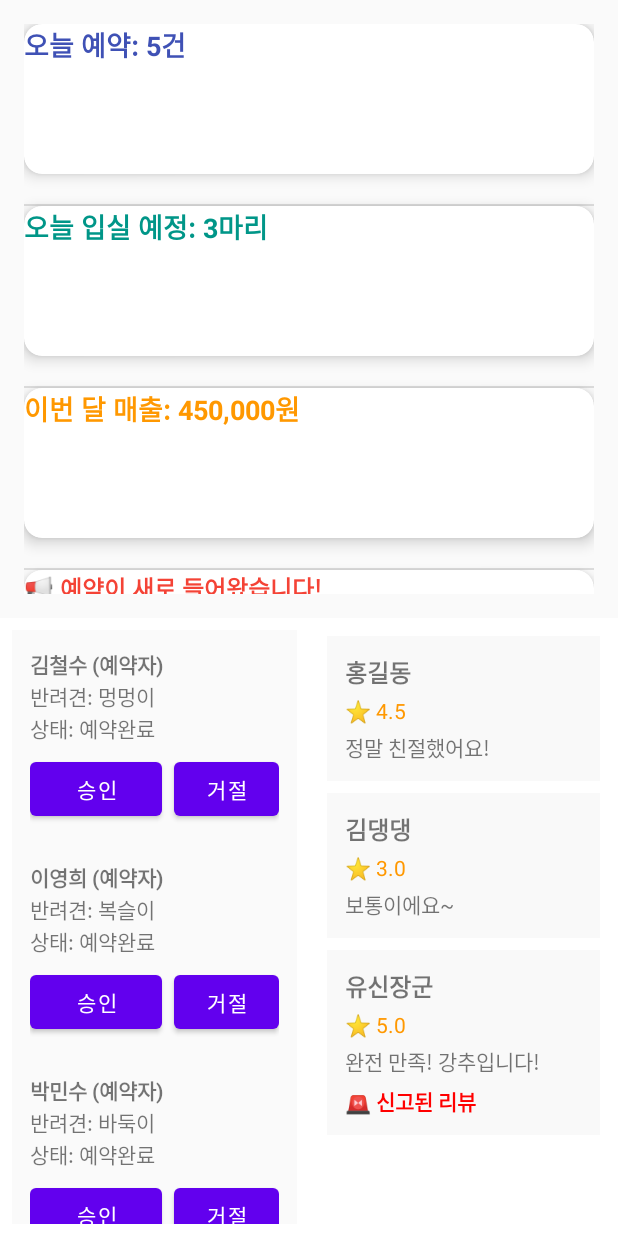
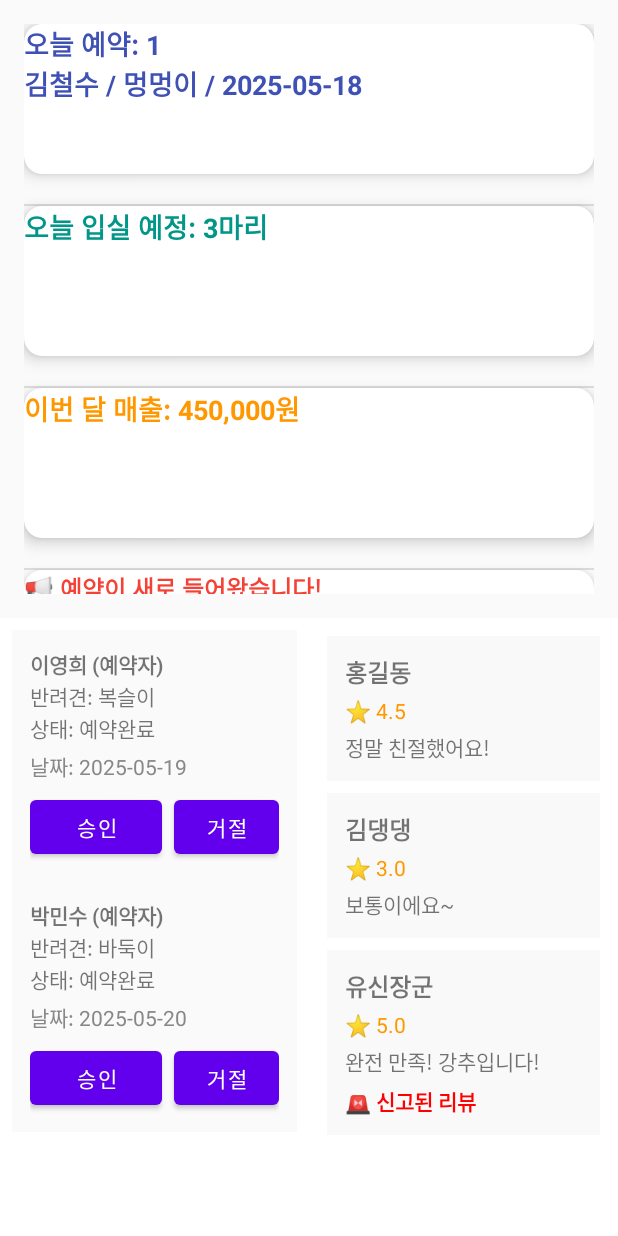
Before and after one commit to Dong-gyun-lim/doghotel-app, an Android app: the DashboardFragment screen opened directly, with no data from a screen before it, after a tap on "승인", on a phone screen of 412 x 824 dp. Run offline under Robolectric (Android 15) with nearby library versions, the light colour scheme and no system bars.

Commit message:
서비스 제공자 UI 전체 기능 구현 완료 및 알림 연동 처리

```diff
--- a/app/src/main/java/com/example/doghotel/DashboardFragment.kt
+++ b/app/src/main/java/com/example/doghotel/DashboardFragment.kt
@@ -9,23 +9,79 @@ import androidx.fragment.app.Fragment
 
 class DashboardFragment : Fragment() {
 
+    private lateinit var todayReservationText: TextView
+    private lateinit var checkinText: TextView
+    private lateinit var monthlyRevenueText: TextView
+    private lateinit var notificationText: TextView
+
+    private var reservationCount = 0
+    private val reservationList = mutableListOf<String>()
+    private val pendingNotificationList = mutableListOf<String>()
+
     override fun onCreateView(
         inflater: LayoutInflater, container: ViewGroup?,
         savedInstanceState: Bundle?
     ): View {
-        val view = inflater.inflate(R.layout.fragment_dashboard, container, false)
+        return inflater.inflate(R.layout.fragment_dashboard, container, false)
+    }
 
-        val todayReservationText = view.findViewById<TextView>(R.id.todayReservationText)
-        val checkinText = view.findViewById<TextView>(R.id.checkinText)
-        val monthlyRevenueText = view.findViewById<TextView>(R.id.monthlyRevenueText)
-        val notificationText = view.findViewById<TextView>(R.id.notificationText)
+    override fun onViewCreated(view: View, savedInstanceState: Bundle?) {
+        super.onViewCreated(view, savedInstanceState)
 
-        // TODO: 나중에 DB 연동 시 이 값들은 실시간으로 갱신할 수 있음
-        todayReservationText.text = "오늘 예약: 5건"
+        todayReservationText = view.findViewById(R.id.todayReservationText)
+        checkinText = view.findViewById(R.id.checkinText)
+        monthlyRevenueText = view.findViewById(R.id.monthlyRevenueText)
+        notificationText = view.findViewById(R.id.notificationText)
+
+        updateTodayReservationText()
+        updateNotificationText()
+
         checkinText.text = "오늘 입실 예정: 3마리"
         monthlyRevenueText.text = "이번 달 매출: 450,000원"
-        notificationText.text = "📢 예약이 새로 들어왔습니다!"
+    }
 
-        return view
+    fun appendReservation(reservation: Reservation) {
+        val entry = "${reservation.guestName} / ${reservation.petName} / ${reservation.checkInDate}"
+
+        // 오늘 예약 카운트 및 리스트 추가
+        reservationCount++
+        reservationList.add(entry)
+        updateTodayReservationText()
+
+        // ❌ 알림 추가는 여기서 하지 않음
+    }
+
+    fun removeNotification(reservation: Reservation) {
+        val entry = "${reservation.guestName} / ${reservation.petName} / ${reservation.checkInDate}"
+
+        // 알림에서 제거
+        pendingNotificationList.remove(entry)
+        updateNotificationText()
+
+        // 오늘 예약 리스트 및 카운트에서도 제거
+        if (reservationList.remove(entry)) {
+            reservationCount--
+            updateTodayReservationText()
+        }
+    }
+
+    fun addNotification(reservation: Reservation) {
+        if (!this::notificationText.isInitialized) return
+
+        val entry = "${reservation.guestName} / ${reservation.petName} / ${reservation.checkInDate}"
+        pendingNotificationList.add(entry)
+        updateNotificationText()
+    }
+
+    private fun updateTodayReservationText() {
+        val header = "오늘 예약: $reservationCount"
+        val body = reservationList.joinToString("\n")
+        todayReservationText.text = if (body.isEmpty()) header else "$header\n$body"
+    }
+
+    private fun updateNotificationText() {
+        val header = "📢 예약이 새로 들어왔습니다!"
+        val body = pendingNotificationList.joinToString("\n")
+        notificationText.text = if (body.isEmpty()) header else "$header\n$body"
     }
 }
--- a/app/src/main/java/com/example/doghotel/ProviderMainActivity.kt
+++ b/app/src/main/java/com/example/doghotel/ProviderMainActivity.kt
@@ -1,25 +1,54 @@
 package com.example.doghotel
 
 import android.os.Bundle
+import android.util.Log
 import androidx.appcompat.app.AppCompatActivity
 import androidx.fragment.app.commit
 
 class ProviderMainActivity : AppCompatActivity() {
+
+    private var dashboardFragment: DashboardFragment? = null
+
     override fun onCreate(savedInstanceState: Bundle?) {
         super.onCreate(savedInstanceState)
         setContentView(R.layout.activity_provider_main)
 
-        // 예약 관리 Fragment 추가
+        // ✅ ArrayList로 정의
+        val dummyList = arrayListOf(
+            Reservation("1", "김철수", "멍멍이", "2025-05-18", "예약완료", "예민함 주의"),
+            Reservation("2", "이영희", "복슬이", "2025-05-19", "예약완료", "크게 짖음"),
+            Reservation("3", "박민수", "바둑이", "2025-05-20", "예약완료", "약 알러지 있음")
+
+        )
+
+        // Fragment 인스턴스 생성
+        dashboardFragment = DashboardFragment()
+        val reservationFragment = ReservationFragment.newInstance(dummyList)
+        val reviewFragment = ReviewFragment()
+
+        // Fragment 연결
         supportFragmentManager.commit {
-            replace(R.id.reservationFragmentContainer, ReservationFragment())
-        }
-
-        // 리뷰 관리 Fragment 추가
-        supportFragmentManager.commit {
-            replace(R.id.reviewFragmentContainer, ReviewFragment())
-        }
-        supportFragmentManager.commit {
-            replace(R.id.dashboardFragmentContainer, DashboardFragment())
+            replace(R.id.reservationFragmentContainer, reservationFragment)
+            replace(R.id.reviewFragmentContainer, reviewFragment)
+            replace(R.id.dashboardFragmentContainer, dashboardFragment!!)
         }
     }
+
+    // ✅ 초기 알림 등록 (ReservationFragment에서 호출)
+    fun handleInitialNotification(reservation: Reservation) {
+        dashboardFragment?.addNotification(reservation)
+    }
+
+    // ✅ 승인 시: 알림 제거 + 오늘 예약에 추가
+    fun handleApprovedReservation(reservation: Reservation) {
+        dashboardFragment?.removeNotification(reservation)
+        dashboardFragment?.appendReservation(reservation)
+    }
+
+    // ✅ 거절 시: 알림만 제거
+    fun handleDeclinedReservation(reservation: Reservation, reason: String) {
+        dashboardFragment?.removeNotification(reservation)
+        // 사유 로그 남기거나 Toast로 표시도 가능
+        Log.d("거절사유", "→ ${reservation.guestName}: $reason")
+    }
 }
--- a/app/src/main/java/com/example/doghotel/ReservationAdapter.kt
+++ b/app/src/main/java/com/example/doghotel/ReservationAdapter.kt
@@ -1,18 +1,24 @@
 package com.example.doghotel
 
+import android.app.AlertDialog
+import android.content.Context
 import android.view.LayoutInflater
 import android.view.View
 import android.view.ViewGroup
 import android.widget.*
 import androidx.recyclerview.widget.RecyclerView
 
-class ReservationAdapter(private val reservations: List<Reservation>) :
-    RecyclerView.Adapter<ReservationAdapter.ReservationViewHolder>() {
+class ReservationAdapter(
+    private val reservations: MutableList<Reservation>,
+    private val onApproved: (Reservation) -> Unit,
+    private val onDeclined: (Reservation, String) -> Unit // 거절 사유 추가
+) : RecyclerView.Adapter<ReservationAdapter.ReservationViewHolder>() {
 
     class ReservationViewHolder(view: View) : RecyclerView.ViewHolder(view) {
         val guestNameText: TextView = view.findViewById(R.id.guestNameText)
         val petNameText: TextView = view.findViewById(R.id.petNameText)
         val statusText: TextView = view.findViewById(R.id.statusText)
+        val dateText: TextView = view.findViewById(R.id.reservationDateText)
         val approveBtn: Button = view.findViewById(R.id.approveButton)
         val declineBtn: Button = view.findViewById(R.id.declineButton)
     }
@@ -28,14 +34,40 @@ class ReservationAdapter(private val reservations: List<Reservation>) :
         holder.guestNameText.text = "${item.guestName} (예약자)"
         holder.petNameText.text = "반려견: ${item.petName}"
         holder.statusText.text = "상태: ${item.status}"
+        holder.dateText.text = "날짜: ${item.checkInDate}"
 
         holder.approveBtn.setOnClickListener {
             Toast.makeText(it.context, "${item.guestName} 예약 승인됨", Toast.LENGTH_SHORT).show()
+            onApproved(item)
+            reservations.removeAt(position)
+            notifyItemRemoved(position)
+            notifyItemRangeChanged(position, reservations.size)
         }
 
         holder.declineBtn.setOnClickListener {
-            Toast.makeText(it.context, "${item.guestName} 예약 거절됨", Toast.LENGTH_SHORT).show()
+            showDeclineReasonDialog(it.context, item, position)
         }
+    }
+
+    private fun showDeclineReasonDialog(context: Context, reservation: Reservation, position: Int) {
+        val editText = EditText(context).apply {
+            hint = "거절 사유를 입력하세요"
+        }
+
+        AlertDialog.Builder(context)
+            .setTitle("예약 거절")
+            .setMessage("${reservation.guestName} 예약을 거절하시겠습니까?")
+            .setView(editText)
+            .setPositiveButton("확인") { _, _ ->
+                val reason = editText.text.toString()
+                Toast.makeText(context, "${reservation.guestName} 예약 거절됨\n사유: $reason", Toast.LENGTH_SHORT).show()
+                onDeclined(reservation, reason)
+                reservations.removeAt(position)
+                notifyItemRemoved(position)
+                notifyItemRangeChanged(position, reservations.size)
+            }
+            .setNegativeButton("취소", null)
+            .show()
     }
 
     override fun getItemCount(): Int = reservations.size
--- a/app/src/main/java/com/example/doghotel/ReservationFragment.kt
+++ b/app/src/main/java/com/example/doghotel/ReservationFragment.kt
@@ -12,6 +12,16 @@ class ReservationFragment : Fragment() {
 
     private lateinit var recyclerView: RecyclerView
     private lateinit var adapter: ReservationAdapter
+    private val reservationList = mutableListOf<Reservation>()
+
+    override fun onCreate(savedInstanceState: Bundle?) {
+        super.onCreate(savedInstanceState)
+
+        // Bundle로 전달받은 예약 목록 복원
+        arguments?.getParcelableArrayList<Reservation>("reservation_list")?.let {
+            reservationList.addAll(it)
+        }
+    }
 
     override fun onCreateView(
         inflater: LayoutInflater, container: ViewGroup?,
@@ -20,16 +30,38 @@ class ReservationFragment : Fragment() {
         val view = inflater.inflate(R.layout.fragment_reservation, container, false)
         recyclerView = view.findViewById(R.id.reservationRecyclerView)
 
-        val dummyReservations = listOf(
-            Reservation("1", "김철수", "멍멍이", "2025-05-18", "예약완료", "예민함 주의"),
-            Reservation("2", "이영희", "복슬이", "2025-05-19", "예약완료", "크게 짖음"),
-            Reservation("3", "박민수", "바둑이", "2025-05-20", "예약완료", "약 알러지 있음")
+        adapter = ReservationAdapter(
+            reservationList,
+            onApproved = { approved ->
+                (activity as? ProviderMainActivity)?.handleApprovedReservation(approved)
+            },
+            onDeclined = { declined, reason ->
+                (activity as? ProviderMainActivity)?.handleDeclinedReservation(declined, reason)
+            }
         )
 
-        adapter = ReservationAdapter(dummyReservations)
         recyclerView.layoutManager = LinearLayoutManager(requireContext())
         recyclerView.adapter = adapter
 
         return view
     }
+
+    override fun onResume() {
+        super.onResume()
+        // 초기 알림 등록
+        reservationList.forEach {
+            (activity as? ProviderMainActivity)?.handleInitialNotification(it)
+        }
+    }
+
+    companion object {
+        fun newInstance(reservations: List<Reservation>): ReservationFragment {
+            val fragment = ReservationFragment()
+            val bundle = Bundle().apply {
+                putParcelableArrayList("reservation_list", ArrayList(reservations))
+            }
+            fragment.arguments = bundle
+            return fragment
+        }
+    }
 }
--- a/app/src/main/res/layout/item_reservation.xml
+++ b/app/src/main/res/layout/item_reservation.xml
@@ -25,6 +25,15 @@
         android:layout_height="wrap_content"
         android:text="상태" />
 
+    <TextView
+        android:id="@+id/reservationDateText"
+        android:layout_width="wrap_content"
+        android:layout_height="wrap_content"
+        android:text="날짜: 2025-05-21"
+        android:textColor="#888888"
+        android:textSize="14sp"
+        android:layout_marginTop="4dp"/>
+
     <LinearLayout
         android:orientation="horizontal"
         android:layout_width="wrap_content"
--- a/gradle.properties
+++ b/gradle.properties
@@ -21,4 +21,3 @@ kotlin.code.style=official
 # resources declared in the library itself and none from the library's dependencies,
 # thereby reducing the size of the R class for that library
 android.nonTransitiveRClass=true
-org.gradle.java.home=C:\\Users\\qkrwl\\java\\jdk-17.0.0.1
```
Also changed, not shown: app/src/main/java/com/example/doghotel/Reservation.kt (+35 -2 lines).
